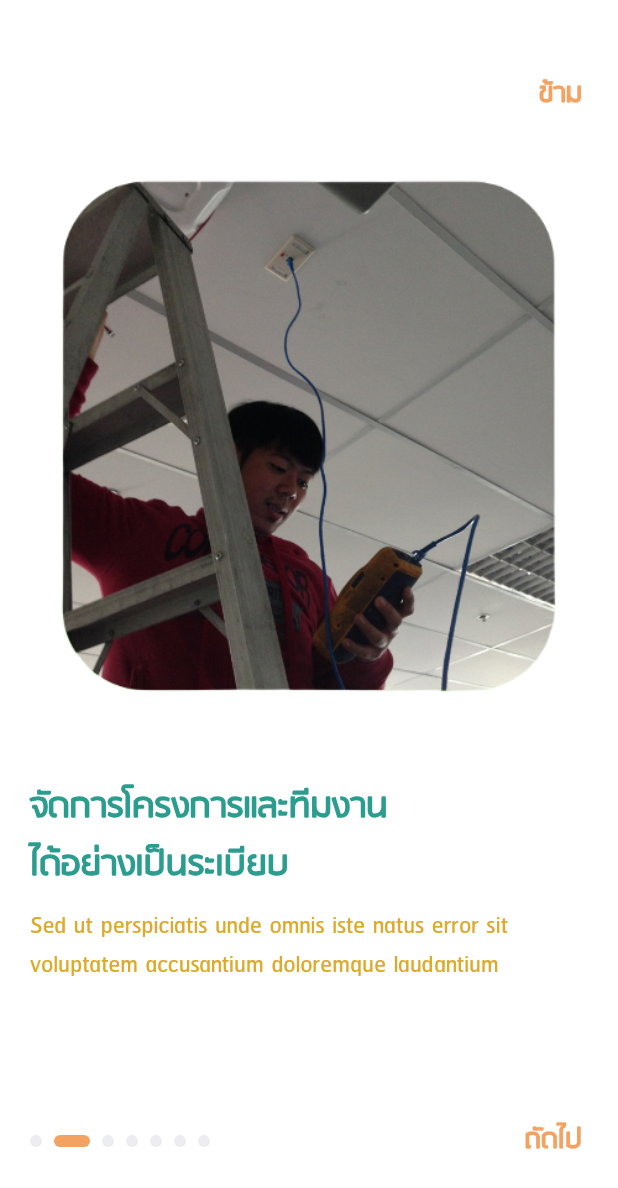
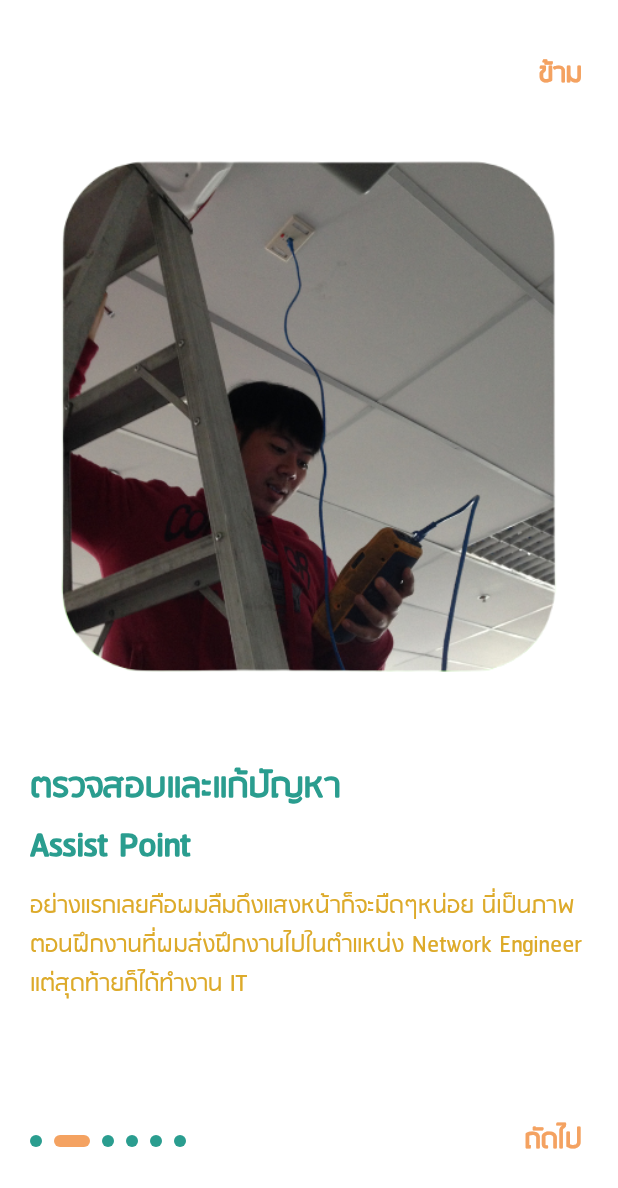
Before and after one commit to NNJio/FlutterLab_WorkExperience, a Flutter app: the screen it shows after launch, swiped to page 2, on a phone screen of 412 x 824 dp. Shown: the top 1188 px of the screen. Run offline on Flutter 3.47's test engine with Material 2 defaults, Android fonts, the phone set to English and light mode, and no system bars; our stand-ins replace flutter_svg, shared_preferences.

Commit message:
Done Edits data

```diff
--- a/lib/app_styles.dart
+++ b/lib/app_styles.dart
@@ -2,8 +2,8 @@ import 'package:flutter/material.dart';
 import './size_configs.dart';
 
 const Color kPurpleColor = Color(0xFFf4a261);
-const Color kYellowColor = Color.fromARGB(255, 224, 91, 58);
-const Color kDarkWhiteColor = Color(0xffEBEDF1);
+const Color kYellowColor = Color.fromARGB(255, 218, 82, 49);
+const Color kDarkWhiteColor = Color(0xFF2a9d8f);
 const Color kBlackColor = Color(0xFF2a9d8f);
 const Color kLightBlackColor = Color.fromARGB(226, 216, 159, 14);
 
--- a/lib/models/onboarding_data.dart
+++ b/lib/models/onboarding_data.dart
@@ -12,45 +12,39 @@ class OnBoarding {
 
 List<OnBoarding> onboardingContents = [
   OnBoarding(
-    title: 'รับการแจ้งเตือนทันที\nเมื่อมีงานเข้ามา',
+    title: 'ยินดีต้อนรับเข้าสู่สไลด์แนะนำตัว\nชื่อในวงการ NNJio',
     subtitle:
-        'ลองเทสพิมพ์แนะนำตัวเป็นภาษาไทยจริงๆ ก็ไม่อยากเท่าไหร่แต่ใจมันรักอ่ะนะอยากรู้ว่ามันจะได้เยอะขนาดไหนจะได้ลดขนาดตัวอักษร',
+        'สวัสดีครับผม พัสกร นี่เป็นการสร้างแอพแนะนำตัวผมและประวัติการทำงานในระดับนึงแต่มันไม่สำคัญเพราะผมกำลังจะเปลี่ยนสายเป็น Mobile Developer เต็มตัว',
     image: 'assets/new.png',
   ),
   OnBoarding(
-    title: 'จัดการโครงการและทีมงาน\nได้อย่างเป็นระเบียบ',
+    title: 'ตรวจสอบและแก้ปัญหา\nAssist Point',
     subtitle:
-        'Sed ut perspiciatis unde omnis iste natus error sit voluptatem accusantium doloremque laudantium',
+        'อย่างแรกเลยคือผมลืมดึงแสงหน้าก็จะมืดๆหน่อย นี่เป็นภาพตอนฝึกงานที่ผมส่งฝึกงานไปในตำแหน่ง Network Engineer แต่สุดท้ายก็ได้ทำงาน IT',
     image: 'assets/1.png',
   ),
   OnBoarding(
-    title: 'จัดการโครงการและทีมงาน\nได้อย่างเป็นระเบียบ',
+    title: 'Maintenance\nRack Server',
     subtitle:
-        'Sed ut perspiciatis unde omnis iste natus error sit voluptatem accusantium doloremque laudantium',
+        'ตอนนี้เป็นช่วงฝึกงานอีกเช่นกัน ในที่สุดก็ได้เปิด Rack Server โยกย้าย Switch บ้างแล้ว ',
     image: 'assets/2.png',
   ),
   OnBoarding(
-    title: 'Create tasks and\nassign them ',
+    title: 'Parking  Bitec บางนา\nSet IP Device',
     subtitle:
-        'Sed ut perspiciatis unde omnis iste natus error sit voluptatem accusantium doloremque laudantium',
+        'นี่เป็นงานแรกที่ทำเลยครับเป็นงาน Onsite ทำตอนกลางคืน ระบบ Parking ทั้งหมดของ Bitec ทีมผมเป็นคนทำนะครับ',
     image: 'assets/3.png',
   ),
   OnBoarding(
-    title: 'Track your work\nGet results!',
+    title: 'Cisco Packet Tracer\nออกแบบ Network Flow Diagram',
     subtitle:
-        'Sed ut perspiciatis unde omnis iste natus error sit voluptatem accusantium doloremque laudantium',
+        'ออกแบบการวางระบบของฝั่ง Network จำลองการทำงานของ Router, Switch, Access point, Hub, Client และก็ใช้ได้จริงนะ',
     image: 'assets/4.png',
   ),
   OnBoarding(
-    title: 'Track your work\nGet results!',
+    title: 'Monitor\nBandwidth & WiFi',
     subtitle:
-        'Sed ut perspiciatis unde omnis iste natus error sit voluptatem accusantium doloremque laudantium',
-    image: 'assets/5.png',
-  ),
-  OnBoarding(
-    title: 'Track your work\nGet results!',
-    subtitle:
-        'Sed ut perspiciatis unde omnis iste natus error sit voluptatem accusantium doloremque laudantium',
+        'จบงานหนักฝั่ง Network ก็โยกมา NOC Engineer และมีงานอีกมากมายที่เคยทำแต่มันไม่สำคัญเพราะผมตั้งใจเป็น Mobile Developer รอดูผลงานใน GitHub ได้เลย',
     image: 'assets/6.png',
   ),
 ];
```
Also changed, not shown: assets/5.png (deleted).
